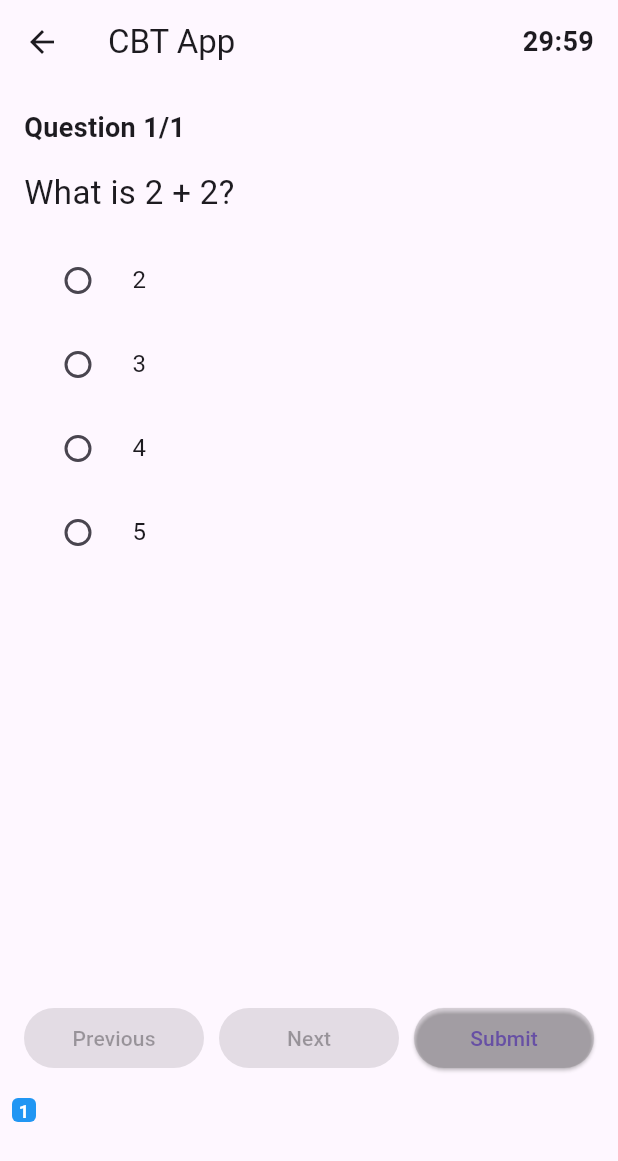
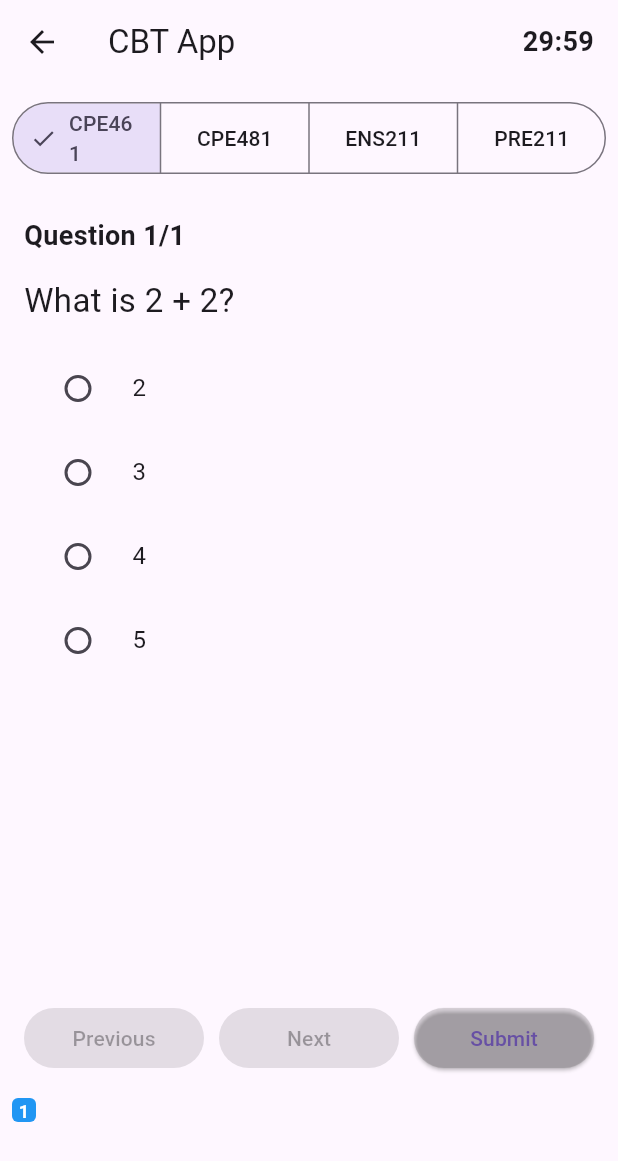
Before and after one commit to Wallem-1089/Koja, a Flutter app: the SecondPage screen opened directly, after a tap on the "arrow forward" icon, on a phone screen of 412 x 824 dp. Shown: the top 1161 px of the screen. Run offline on Flutter 3.47's test engine with Material 3 defaults, Android fonts, the phone set to English and light mode, and no system bars; our stand-ins replace csv.

Commit message:
add subjects, connecting checkboxes to subject selection

```diff
--- a/obj/lib/main.dart
+++ b/obj/lib/main.dart
@@ -11,7 +11,7 @@ void main() => runApp(MaterialApp(
   home:HomePage(),
 ));
 
-
+//class to create page 1 or screen 1
 class HomePage extends StatelessWidget{
 //  const HomePage({super.key});;u
 
@@ -52,9 +52,9 @@ class SecondPage extends StatefulWidget{
 
 class _MySecondPageState extends State<SecondPage> {
 
-  Map<String, bool> hobbies = {
+  Map<String, bool> checkbox_pick = {
     "ENS211": false,
-    "PRE11": false,
+    "PRE211": false,
     "CPE481": false,
     "CPE461": false,
   };
@@ -63,7 +63,7 @@ class _MySecondPageState extends State<SecondPage> {
   String selectedDuration = "30 Minutes";
 
   void updateSelectedSubjects() {
-    selectedSubjects = hobbies.entries
+    selectedSubjects = checkbox_pick.entries
         .where((entry) => entry.value)
         .map((entry) => entry.key)
         .toList();
@@ -92,13 +92,13 @@ class _MySecondPageState extends State<SecondPage> {
             child: Padding(
               padding: EdgeInsets.all(16),
               child: ListView(
-                children: hobbies.keys.map((String key) {
+                children: checkbox_pick.keys.map((String key) {
                   return CheckboxListTile(
                     title: Text(key),
-                    value: hobbies[key],
+                    value: checkbox_pick[key],
                     onChanged: (bool? value) {
                       setState(() {
-                        hobbies[key] = value!;
+                        checkbox_pick[key] = value!;
                       });
                     },
                   );
@@ -182,9 +182,31 @@ class ThirdPage extends StatefulWidget {
 }
 
 class _MyThirdPageState extends State<ThirdPage> {
+
+  /// CSV FILES
+  final List<String> csvFiles = [
+    "assets/CPE461.csv",
+    "assets/CPE481.csv",
+    "assets/ENS211.csv",
+    "assets/PRE211.csv",
+  ];
+
+  /// SUBJECT NAMES
+  final List<String> subjects = [
+    "CPE461",
+    "CPE481",
+    "ENS211",
+    "PRE211",
+  ];
+
+  /// QUESTIONS PER SUBJECT
+  Map<int, List<Map<String, dynamic>>> subjectQuestions = {};
+
+  /// ANSWERS PER SUBJECT
+  Map<int, Map<int, int>> subjectAnswers = {};
+
+  int currentSubject = 0;
   int currentQuestionIndex = 0;
-  List<Map<String, dynamic>> questions = [];
-  Map<int, int> selectedAnswers = {};
 
   late int remainingSeconds;
   Timer? countdownTimer;
@@ -194,78 +216,137 @@ class _MyThirdPageState extends State<ThirdPage> {
     super.initState();
     remainingSeconds = widget.examDuration;
     loadQuestions();
-    startTimer(); // Auto start timer
+    startTimer();
   }
 
+  /// LOAD MULTIPLE CSV FILES
   Future<void> loadQuestions() async {
-    final rawData = await rootBundle.loadString("assets/questions.csv");
-    List<List<dynamic>> csvData = CsvToListConverter().convert(rawData);
+
+    for (int i = 0; i < csvFiles.length; i++) {
+
+      final rawData =
+          await rootBundle.loadString(csvFiles[i]);
+
+      List<List<dynamic>> csvData =
+          CsvToListConverter().convert(rawData);
 
       List<Map<String, dynamic>> loadedQuestions = [];
+
       for (var row in csvData) {
+
         loadedQuestions.add({
           "questionNumber": row[0],
           "question": row[1],
           "options": [row[2], row[3], row[4], row[5]],
           "answerIndex": row[6],
         });
+
       }
 
-    setState(() {
-      questions = loadedQuestions;
-    });
+      subjectQuestions[i] = loadedQuestions;
+      subjectAnswers[i] = {};
+    }
+
+    setState(() {});
   }
 
   void startTimer() {
-    countdownTimer = Timer.periodic(Duration(seconds: 1), (timer) {
+    countdownTimer =
+        Timer.periodic(Duration(seconds: 1), (timer) {
+
       if (remainingSeconds > 0) {
+
         setState(() {
           remainingSeconds--;
         });
+
       } else {
+
         timer.cancel();
-        submitQuiz(); // auto submit when time ends
+        submitQuiz();
+
       }
+
     });
   }
 
   String formatTime(int seconds) {
+
     int minutes = seconds ~/ 60;
     int secs = seconds % 60;
+
     return "$minutes:${secs.toString().padLeft(2, '0')}";
   }
 
   void nextQuestion() {
+
+    var questions = subjectQuestions[currentSubject]!;
+
     if (currentQuestionIndex < questions.length - 1) {
+
       setState(() {
         currentQuestionIndex++;
       });
+
     }
+
   }
 
   void previousQuestion() {
+
     if (currentQuestionIndex > 0) {
+
       setState(() {
         currentQuestionIndex--;
       });
+
     }
+
+  }
+
+  /// SWITCH SUBJECT
+  void changeSubject(int index) {
+
+    setState(() {
+
+      currentSubject = index;
+
+      /// RESET QUESTION POSITION
+      currentQuestionIndex = 0;
+
+    });
+
   }
 
   void submitQuiz() {
+
     countdownTimer?.cancel();
 
     int score = 0;
+    int total = 0;
+
+    subjectQuestions.forEach((subjectIndex, questions) {
+
       for (int i = 0; i < questions.length; i++) {
-      if (selectedAnswers[i] == questions[i]["answerIndex"]) score++;
+
+        total++;
+
+        if (subjectAnswers[subjectIndex]![i] ==
+            questions[i]["answerIndex"]) {
+
+          score++;
+
         }
+
+      }
+
+    });
 
     Navigator.pushReplacement(
       context,
       MaterialPageRoute(
-        builder: (context) => ResultPage(
-          score: score,
-          total: questions.length,
-        ),
+        builder: (context) =>
+            ResultPage(score: score, total: total),
       ),
     );
   }
@@ -278,14 +359,20 @@ class _MyThirdPageState extends State<ThirdPage> {
 
   @override
   Widget build(BuildContext context) {
-    if (questions.isEmpty) {
+
+    if (subjectQuestions.isEmpty) {
+
       return Scaffold(
         appBar: AppBar(title: Text("CBT App")),
         body: Center(child: CircularProgressIndicator()),
       );
+
     }
 
+    var questions = subjectQuestions[currentSubject]!;
+
     var currentQuestion = questions[currentQuestionIndex];
+
     List options = currentQuestion["options"];
 
     return Scaffold(
@@ -297,7 +384,9 @@ class _MyThirdPageState extends State<ThirdPage> {
             child: Center(
               child: Text(
                 formatTime(remainingSeconds),
-                style: TextStyle(fontSize: 18, fontWeight: FontWeight.bold),
+                style: TextStyle(
+                    fontSize: 18,
+                    fontWeight: FontWeight.bold),
               ),
             ),
           ),
@@ -306,60 +395,123 @@ class _MyThirdPageState extends State<ThirdPage> {
 
       body: Column(
         children: [
+
+          /// SUBJECT SWITCHER
+          Padding(
+            padding: EdgeInsets.all(8),
+            child: SegmentedButton<int>(
+
+              segments: List.generate(
+                subjects.length,
+                (index) => ButtonSegment(
+                  value: index,
+                  label: Text(subjects[index]),
+                ),
+              ),
+
+              selected: {currentSubject},
+
+              onSelectionChanged: (value) {
+
+                changeSubject(value.first);
+
+              },
+            ),
+          ),
+
           /// QUESTION AREA
           Expanded(
             child: Padding(
               padding: EdgeInsets.all(16),
+
               child: Column(
                 crossAxisAlignment: CrossAxisAlignment.start,
                 children: [
+
                   Text(
                     "Question ${currentQuestionIndex + 1}/${questions.length}",
-                    style: TextStyle(fontSize: 18, fontWeight: FontWeight.bold),
+                    style: TextStyle(
+                        fontSize: 18,
+                        fontWeight: FontWeight.bold),
                   ),
+
                   SizedBox(height: 15),
-                  Text(currentQuestion["question"], style: TextStyle(fontSize: 22)),
+
+                  Text(
+                    currentQuestion["question"],
+                    style: TextStyle(fontSize: 22),
+                  ),
+
                   SizedBox(height: 15),
+
                   ...List.generate(options.length, (index) {
+
                     return RadioListTile<int>(
+
                       title: Text(options[index].toString()),
+
                       value: index,
-                      groupValue: selectedAnswers[currentQuestionIndex],
+
+                      groupValue:
+                          subjectAnswers[currentSubject]![
+                              currentQuestionIndex],
+
                       onChanged: (value) {
+
                         setState(() {
-                          selectedAnswers[currentQuestionIndex] = value!;
+
+                          subjectAnswers[currentSubject]![
+                              currentQuestionIndex] = value!;
+
                         });
+
                       },
                     );
+
                   }),
                 ],
               ),
             ),
           ),
 
-          /// BUTTON SECTION (Previous, Next, Submit)
+          /// BUTTON SECTION
           Padding(
-            padding: EdgeInsets.symmetric(horizontal: 16, vertical: 8),
+            padding: EdgeInsets.symmetric(
+                horizontal: 16, vertical: 8),
+
             child: Row(
               children: [
+
                 Expanded(
                   child: ElevatedButton(
-                    onPressed: currentQuestionIndex == 0 ? null : previousQuestion,
+                    onPressed:
+                        currentQuestionIndex == 0
+                            ? null
+                            : previousQuestion,
                     child: Text("Previous"),
                   ),
                 ),
+
                 SizedBox(width: 10),
+
                 Expanded(
                   child: ElevatedButton(
-                    onPressed: currentQuestionIndex == questions.length - 1 ? null : nextQuestion,
+                    onPressed:
+                        currentQuestionIndex ==
+                                questions.length - 1
+                            ? null
+                            : nextQuestion,
                     child: Text("Next"),
                   ),
                 ),
+
                 SizedBox(width: 10),
+
                 Expanded(
                   child: ElevatedButton(
                     onPressed: submitQuiz,
-                    style: ElevatedButton.styleFrom(backgroundColor: Colors.black12),
+                    style: ElevatedButton.styleFrom(
+                        backgroundColor: Colors.black12),
                     child: Text("Submit"),
                   ),
                 ),
@@ -371,40 +523,63 @@ class _MyThirdPageState extends State<ThirdPage> {
           Container(
             height: 100,
             padding: EdgeInsets.all(8),
+
             child: GridView.builder(
+
               itemCount: questions.length,
-              gridDelegate: SliverGridDelegateWithFixedCrossAxisCount(
-                crossAxisCount: 20, // adjust based on your needs
+
+              gridDelegate:
+                  SliverGridDelegateWithFixedCrossAxisCount(
+
+                crossAxisCount: 20,
                 crossAxisSpacing: 4,
                 mainAxisSpacing: 4,
                 childAspectRatio: 1,
               ),
+
               itemBuilder: (context, index) {
-                bool isAnswered = selectedAnswers.containsKey(index);
-                bool isCurrent = index == currentQuestionIndex;
+
+                bool isAnswered =
+                    subjectAnswers[currentSubject]!
+                        .containsKey(index);
+
+                bool isCurrent =
+                    index == currentQuestionIndex;
 
                 return GestureDetector(
+
                   onTap: () {
+
                     setState(() {
                       currentQuestionIndex = index;
                     });
+
                   },
+
                   child: Container(
+
                     alignment: Alignment.center,
+
                     decoration: BoxDecoration(
+
                       color: isCurrent
                           ? Colors.blue
                           : isAnswered
                               ? Colors.green
                               : Colors.grey[300],
-                      borderRadius: BorderRadius.circular(4),
+
+                      borderRadius:
+                          BorderRadius.circular(4),
                     ),
+
                     child: Text(
                       "${index + 1}",
                       style: TextStyle(
                         fontSize: 12,
                         fontWeight: FontWeight.bold,
-                        color: isCurrent || isAnswered ? Colors.white : Colors.black,
+                        color: isCurrent || isAnswered
+                            ? Colors.white
+                            : Colors.black,
                       ),
                     ),
                   ),
@@ -417,7 +592,6 @@ class _MyThirdPageState extends State<ThirdPage> {
     );
   }
 }
-
 
 class ResultPage extends StatelessWidget {
   final int score;
--- a/obj/lib/test.dart
+++ b/obj/lib/test.dart
@@ -19,7 +19,7 @@ void main() async {
   for (String line in lines) {
     if (line.trim().isEmpty) continue;
 
-    // Split line by comma
+    // Split csv line at each comma
     List<String> values = line.split(',');
 
     String question = values[0];
--- a/obj/pubspec.yaml
+++ b/obj/pubspec.yaml
@@ -61,7 +61,10 @@ flutter:
   # To add assets to your application, add an assets section, like this:
   assets:
      - assets/
-     - assets/questions.csv
+     - assets/CPE461.csv
+     - assets/CPE481.csv
+     - assets/ENS211.csv
+     - assets/PRE211.csv
 
   # An image asset can refer to one or more resolution-specific "variants", see
   # https://flutter.dev/to/resolution-aware-images
```
Also changed, not shown: obj/assets/CPE461.csv (added, +24 -0 lines), obj/assets/ENS211.csv (added, +24 -0 lines), obj/assets/CPE481.csv (renamed from obj/assets/questions.csv), obj/assets/PRE211.csv (renamed from obj/assets/questionscopy.csv). Lines whose indentation alone changed are shown as unchanged.
